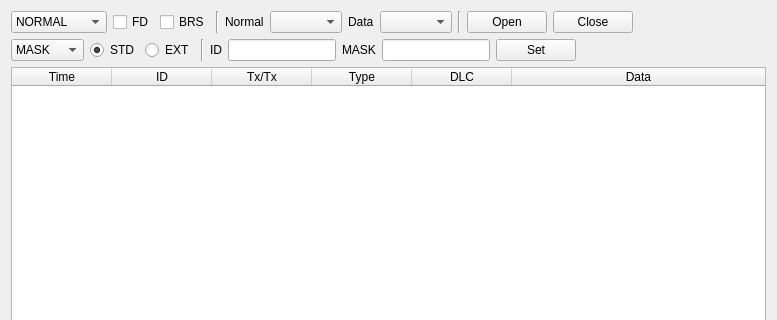
First picture: the form in software/fdcan-gui/ui/ui_can.ui, repository chcbaram/stm32g4-fdcan, before the edit; both pictures show x 0 to 777 and y 0 to 320 of the 777 by 632 pixel window.
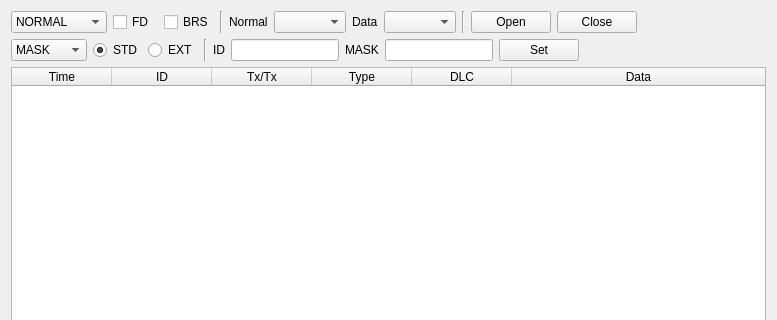
Second picture: the form after the edit.

Commit message: CAN GUI 오류 수정

The edit to the form file:
```diff
--- a/software/fdcan-gui/ui/ui_can.ui
+++ b/software/fdcan-gui/ui/ui_can.ui
@@ -99,7 +99,7 @@
          <item>
           <widget class="QCheckBox" name="check_open_canfd">
            <property name="text">
-            <string>FD</string>
+            <string>FD </string>
            </property>
           </widget>
          </item>
@@ -180,9 +180,15 @@
          </property>
          <item>
           <widget class="QComboBox" name="comboBox">
+           <property name="sizePolicy">
+            <sizepolicy hsizetype="Minimum" vsizetype="Fixed">
+             <horstretch>0</horstretch>
+             <verstretch>0</verstretch>
+            </sizepolicy>
+           </property>
            <item>
             <property name="text">
-             <string>MASK</string>
+             <string>MASK     </string>
             </property>
            </item>
            <item>
```
Left out of the diff: 8 changed lines with no effect on the pictures. The commit also changes 3 other files.
